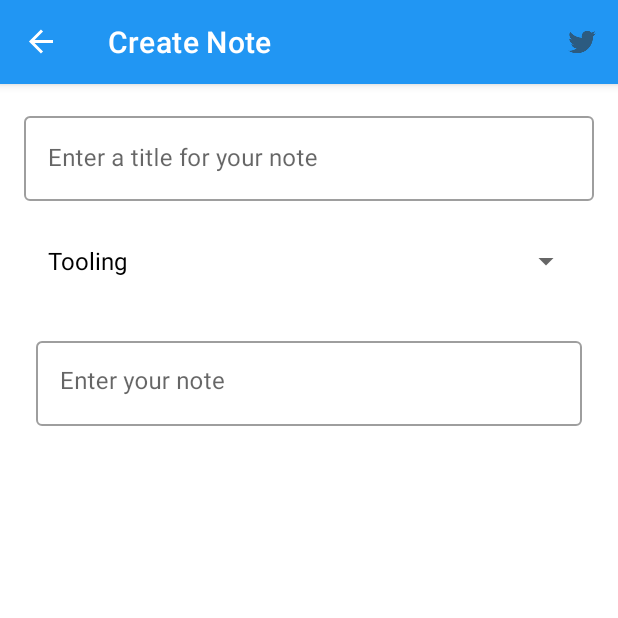
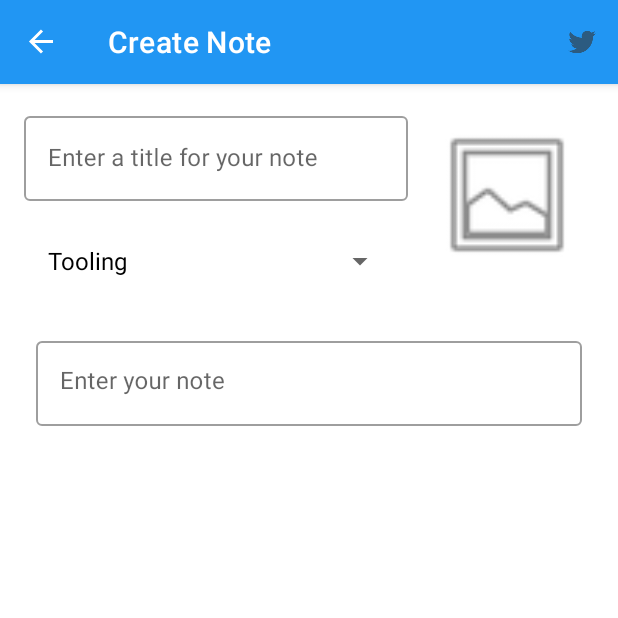
Before and after one commit to goobar-dev/android-305-android-bootcamp-kotlin, an Android app: the CreateNoteFragment screen opened through its navigation route, on a phone screen of 412 x 824 dp, the top half of it. Run offline under Robolectric (Android 15) with nearby library versions, the phone set to English and light mode, and no system bars; our stand-ins replace Room's generated code, navigation-ui; pictures from the network do not load; 2 statements that could not run were skipped.

Commit message:
Add lab 17 sample code

```diff
--- a/android-study-guide/app/src/main/java/dev/goobar/androidstudyguide/create/CreateNoteViewModel.kt
+++ b/android-study-guide/app/src/main/java/dev/goobar/androidstudyguide/create/CreateNoteViewModel.kt
@@ -27,8 +27,8 @@ class CreateNoteViewModel(
 
   val state: MutableStateFlow<UiState> = MutableStateFlow(UiState(CATEGORIES))
 
-  fun save(title: String, categoryIndex: Int, content: String) {
-    viewModelScope.launch { noteDao.save(Note(title, CATEGORIES[categoryIndex], content)) }
+  fun save(title: String, categoryIndex: Int, content: String, imageUri: String?) {
+    viewModelScope.launch { noteDao.save(Note(title, CATEGORIES[categoryIndex], content, imageUri)) }
   }
 
   suspend fun saveSelectedCategory(selectedIndex: Int) = categoryRepository.updateDefaultCategory(CATEGORIES[selectedIndex])
--- a/android-study-guide/app/src/main/java/dev/goobar/androidstudyguide/data/Note.kt
+++ b/android-study-guide/app/src/main/java/dev/goobar/androidstudyguide/data/Note.kt
@@ -10,6 +10,7 @@ data class Note(
   val title: String,
   val category: String,
   val content: String,
+  val imageUri: String? = null
 ) {
   @PrimaryKey(autoGenerate = true)
   var id: Int = 0
--- a/android-study-guide/app/src/main/java/dev/goobar/androidstudyguide/details/NoteDetailsFragment.kt
+++ b/android-study-guide/app/src/main/java/dev/goobar/androidstudyguide/details/NoteDetailsFragment.kt
@@ -1,5 +1,6 @@
 package dev.goobar.androidstudyguide.details
 
+import android.net.Uri
 import android.os.Bundle
 import androidx.fragment.app.Fragment
 import android.view.LayoutInflater
@@ -63,6 +64,9 @@ class NoteDetailsFragment : Fragment() {
           binding.noteTitleTextView.text = uiState.title
           binding.noteCategoryTextView.text = uiState.category
           binding.noteContentTextView.text = uiState.content
+          if (uiState.imageUri != null) {
+            binding.noteImageView.setImageURI(Uri.parse(uiState.imageUri))
+          }
         }
       }
     }
--- a/android-study-guide/app/src/main/java/dev/goobar/androidstudyguide/mynotes/MyNotesListAdapter.kt
+++ b/android-study-guide/app/src/main/java/dev/goobar/androidstudyguide/mynotes/MyNotesListAdapter.kt
@@ -1,5 +1,6 @@
 package dev.goobar.androidstudyguide.mynotes
 
+import android.net.Uri
 import android.view.LayoutInflater
 import android.view.View
 import android.view.ViewGroup
@@ -16,6 +17,9 @@ class NoteViewHolder(val binding: ItemNoteBinding) : RecyclerView.ViewHolder(bin
     binding.titleTextView.text = note.title
     binding.categoryText.text = note.category
     binding.contentText.text = note.content
+    if (note.imageUri != null) {
+      binding.noteImage.setImageURI(Uri.parse(note.imageUri))
+    }
   }
 }
 
--- a/android-study-guide/app/src/main/res/layout/fragment_create_note.xml
+++ b/android-study-guide/app/src/main/res/layout/fragment_create_note.xml
@@ -15,7 +15,7 @@
       android:layout_marginEnd="@dimen/spacing_2x"
       android:layout_marginTop="@dimen/spacing_2x"
       style="@style/Widget.MaterialComponents.TextInputLayout.OutlinedBox"
-      app:layout_constraintEnd_toEndOf="parent"
+      app:layout_constraintEnd_toStartOf="@id/imageView"
       app:layout_constraintStart_toStartOf="parent"
       app:layout_constraintTop_toTopOf="parent"
       >
@@ -35,7 +35,7 @@
       android:layout_marginEnd="24dp"
       android:layout_marginStart="24dp"
       android:layout_marginTop="16dp"
-      app:layout_constraintEnd_toEndOf="parent"
+      app:layout_constraintEnd_toStartOf="@id/imageView"
       app:layout_constraintStart_toStartOf="parent"
       app:layout_constraintTop_toBottomOf="@id/titleInputContainer"
       />
@@ -74,4 +74,16 @@
       android:src="@drawable/ic_baseline_save_24"
       android:visibility="gone"
       />
+
+  <ImageView
+      android:id="@+id/imageView"
+      android:layout_width="100dp"
+      android:layout_height="100dp"
+      android:layout_marginEnd="24dp"
+      android:layout_marginTop="24dp"
+      android:scaleType="centerCrop"
+      android:src="@android:drawable/ic_menu_gallery"
+      app:layout_constraintEnd_toEndOf="parent"
+      app:layout_constraintTop_toTopOf="parent"
+      />
 </androidx.constraintlayout.widget.ConstraintLayout>
```
Also changed, not shown: android-study-guide/app/src/main/java/dev/goobar/androidstudyguide/create/CreateNoteFragment.kt (+35 -1 lines), android-study-guide/app/src/main/java/dev/goobar/androidstudyguide/details/NoteDetailsViewModel.kt (+4 -3 lines), android-study-guide/app/src/main/java/dev/goobar/androidstudyguide/twitter/TwitterActivity.kt (+14 -0 lines), android-study-guide/app/src/main/res/layout/fragment_note_details.xml (+14 -0 lines).
